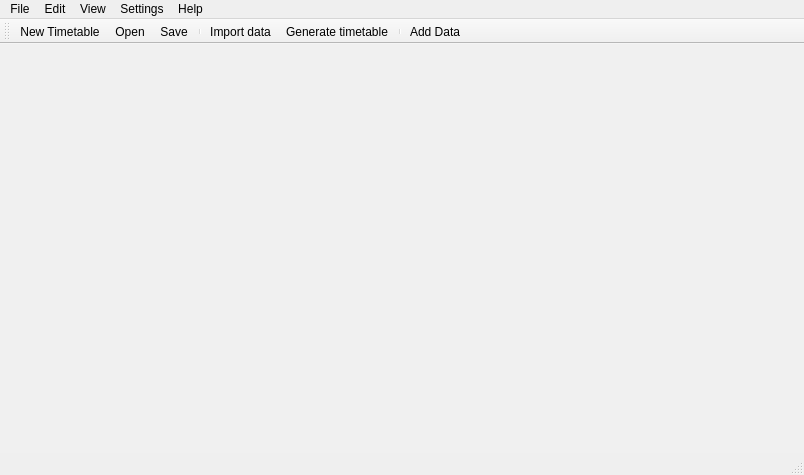
Before: the Qt Designer form Orar/OrarApp/OrarApp.ui in alexandrutm/UnivTimetable, drawn with Qt 5.
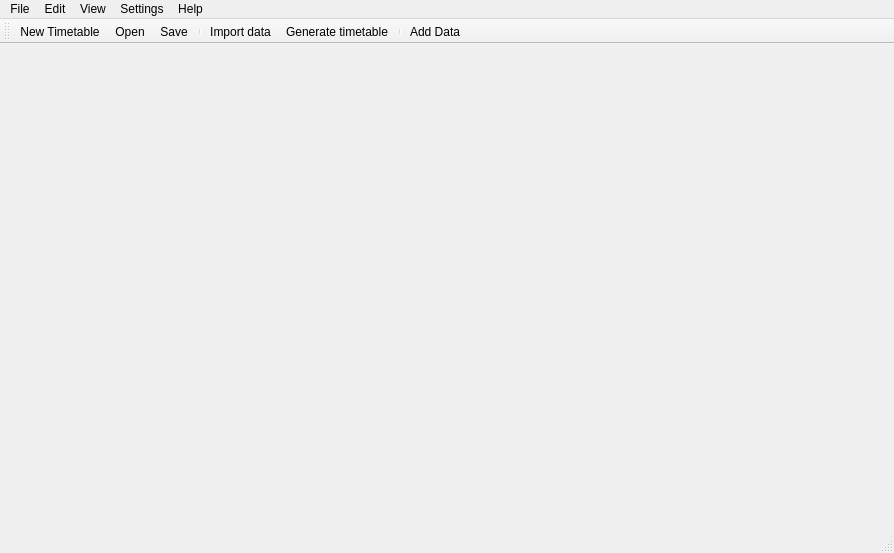
After: the same form once the commit is applied. Icons and pictures are not drawn.

What changed in the file:
```diff
--- a/Orar/OrarApp/OrarApp.ui
+++ b/Orar/OrarApp/OrarApp.ui
@@ -6,8 +6,8 @@
    <rect>
     <x>0</x>
     <y>0</y>
-    <width>804</width>
-    <height>475</height>
+    <width>894</width>
+    <height>553</height>
    </rect>
   </property>
   <property name="windowTitle">
@@ -53,7 +53,7 @@
     <rect>
      <x>0</x>
      <y>0</y>
-     <width>804</width>
+     <width>894</width>
      <height>21</height>
     </rect>
    </property>
```
